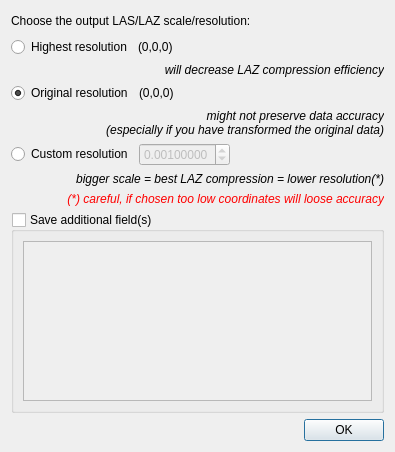
First picture: the form in libs/eCV_io/ui_templates/saveLASFileDlg.ui, repository Asher-1/ACloudViewer, before the edit.
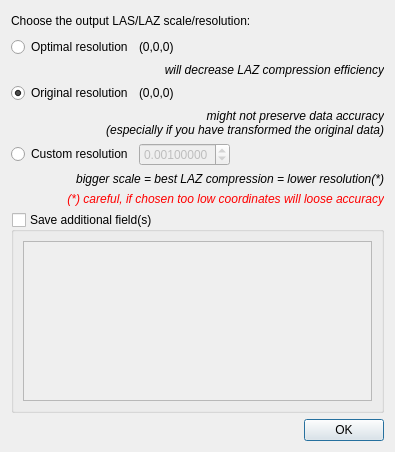
Second picture: the form after the edit.

What changed in the file:
```diff
--- a/libs/eCV_io/ui_templates/saveLASFileDlg.ui
+++ b/libs/eCV_io/ui_templates/saveLASFileDlg.ui
@@ -43,7 +43,7 @@
      <item>
       <widget class="QRadioButton" name="bestRadioButton">
        <property name="text">
-        <string>Highest resolution</string>
+        <string>Optimal resolution</string>
        </property>
       </widget>
      </item>
```
